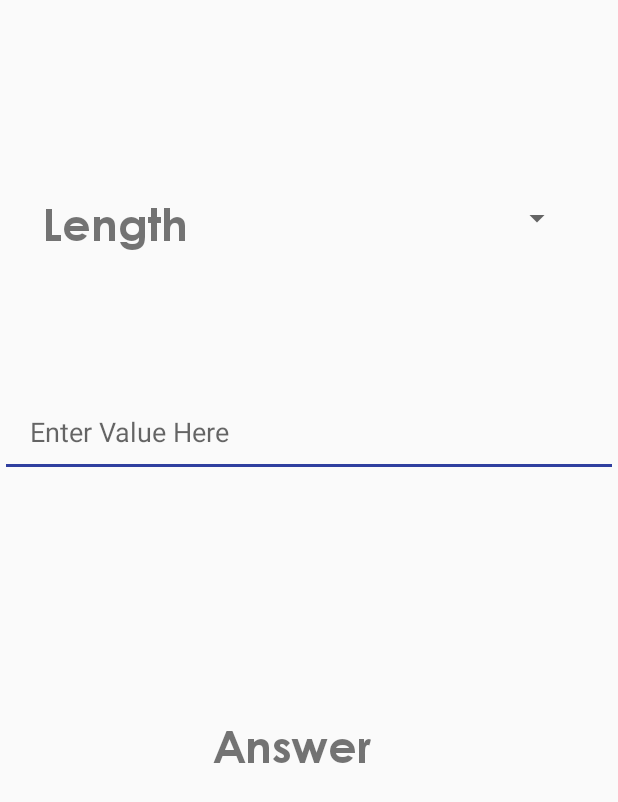
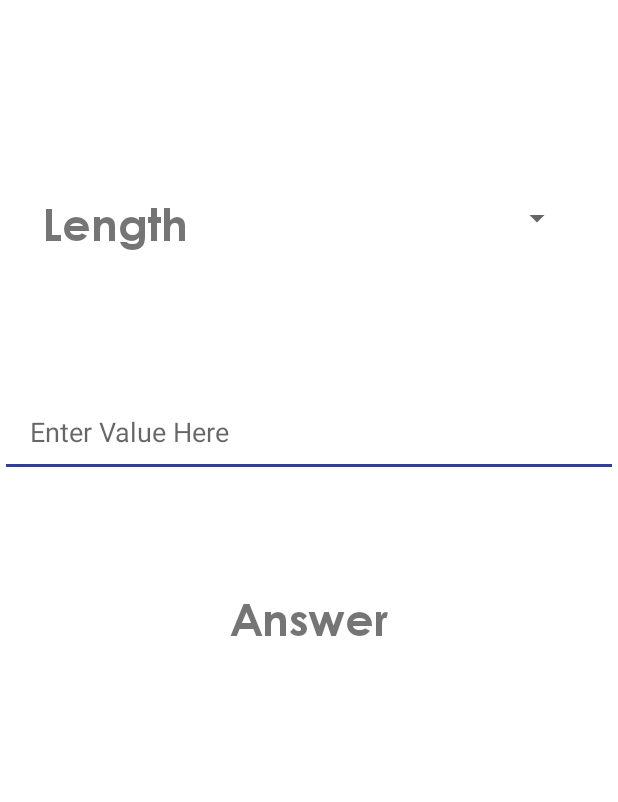
Before and after one commit to ribhu69/ConVit, an Android app: the layout fragment_length_.xml on its own in the app's theme, with its tools: preview values and no code run, on a phone screen of 412 x 824 dp. Shown: the top 802 px of the screen. Run offline under Robolectric (Android 15) with nearby library versions, the phone set to English and light mode, and no system bars.

```diff
--- a/app/build.gradle
+++ b/app/build.gradle
@@ -37,6 +37,7 @@
     implementation 'androidx.constraintlayout:constraintlayout:2.0.4'
     implementation 'androidx.legacy:legacy-support-v4:1.0.0'
     implementation 'androidx.core:core-ktx:1.0.0'
+    implementation("com.google.android.material:material:1.3.0-alpha03")
     testImplementation 'junit:junit:4.12'
     androidTestImplementation 'androidx.test.ext:junit:1.1.2'
 
--- a/app/src/main/res/layout/fragment_length_.xml
+++ b/app/src/main/res/layout/fragment_length_.xml
@@ -54,10 +54,9 @@
         android:textSize="30sp"
         app:layout_constraintBottom_toBottomOf="parent"
         app:layout_constraintEnd_toEndOf="parent"
-        app:layout_constraintHorizontal_bias="0.462"
+        app:layout_constraintHorizontal_bias="0.498"
         app:layout_constraintStart_toStartOf="parent"
-        app:layout_constraintTop_toTopOf="parent"
-        app:layout_constraintVertical_bias="0.608" />
+        app:layout_constraintTop_toTopOf="parent" />
 
 
 </androidx.constraintlayout.widget.ConstraintLayout>
--- a/app/src/main/res/values/styles.xml
+++ b/app/src/main/res/values/styles.xml
@@ -1,6 +1,6 @@
 <resources>
     <!-- Base application theme. -->
-    <style name="AppTheme" parent="Theme.AppCompat.Light.DarkActionBar">
+    <style name="AppTheme" parent="Theme.MaterialComponents.Light.DarkActionBar">
         <!-- Customize your theme here. -->
         <item name="colorPrimary">#1976D2</item>
         <item name="colorPrimaryDark">#0288D1</item>
```
Also changed, not shown: app/src/main/java/com/example/android/convunit/HomeFragment.kt (deleted, +0 -59 lines), app/src/main/java/com/example/android/convunit/MainActivity.kt (+9 -11 lines).
